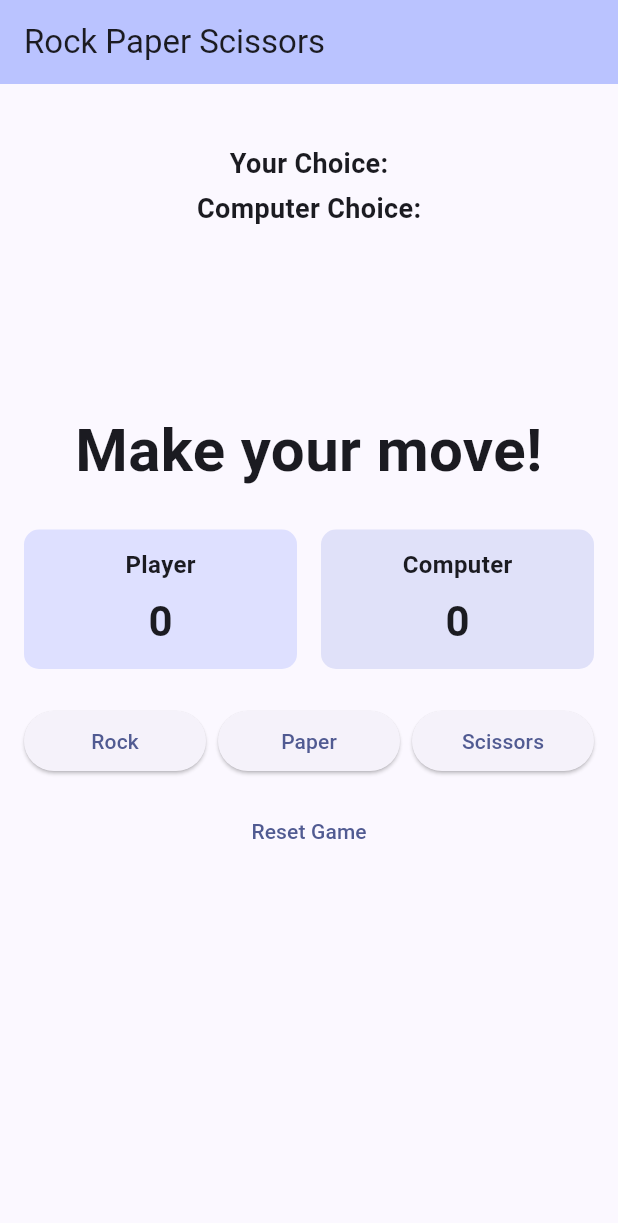
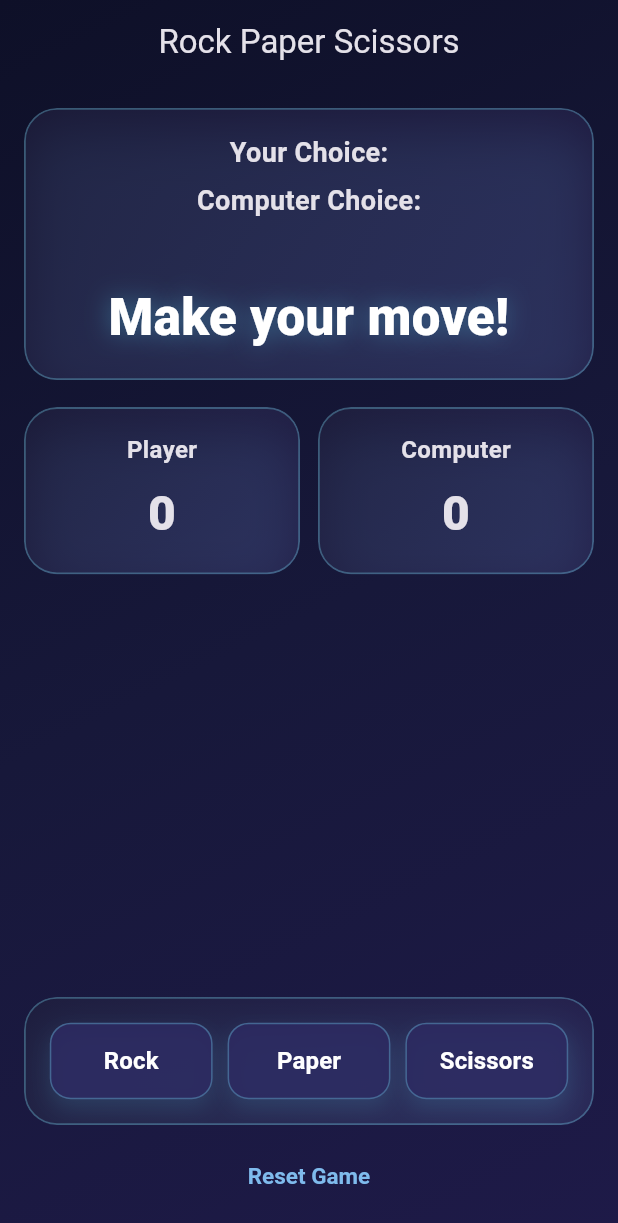
Before and after one commit to tiaraeshwara/mini_flutter_game, a Flutter app: the screen it shows after launch, on a phone screen of 412 x 824 dp. Shown: the top 1223 px of the screen. Run offline on Flutter 3.47's test engine with Material 3 defaults, Android fonts, the phone set to English and light mode, and no system bars.

Commit message:
added styles

```diff
--- a/lib/main.dart
+++ b/lib/main.dart
@@ -1,4 +1,5 @@
 import 'package:flutter/material.dart';
+import 'dart:ui';
 import 'dart:math';
 
 void main() {
@@ -13,7 +14,10 @@ class MyApp extends StatelessWidget {
     return MaterialApp(
       title: 'Rock Paper Scissors',
       theme: ThemeData(
-        colorScheme: ColorScheme.fromSeed(seedColor: Colors.indigo),
+        colorScheme: ColorScheme.fromSeed(
+          seedColor: const Color(0xFF5B5BFF),
+          brightness: Brightness.dark,
+        ),
       ),
       home: const RockPaperScissorsPage(),
     );
@@ -30,10 +34,12 @@ class RockPaperScissorsPage extends StatefulWidget {
 class _RockPaperScissorsPageState extends State<RockPaperScissorsPage> {
   final List<String> _choices = ['Rock', 'Paper', 'Scissors'];
   final Random _random = Random();
+  final Set<String> _hoveredMoves = <String>{};
 
   String _userChoice = '-';
   String _computerChoice = '-';
   String _resultMessage = 'Make your move!';
+  bool _isResetHovered = false;
 
   int _playerScore = 0;
   int _computerScore = 0;
@@ -75,22 +81,160 @@ class _RockPaperScissorsPageState extends State<RockPaperScissorsPage> {
     });
   }
 
+  Widget _glassCard({
+    required Widget child,
+    EdgeInsetsGeometry padding = const EdgeInsets.all(16),
+  }) {
+    final ColorScheme colors = Theme.of(context).colorScheme;
+    return ClipRRect(
+      borderRadius: BorderRadius.circular(22),
+      child: BackdropFilter(
+        filter: ImageFilter.blur(sigmaX: 18, sigmaY: 18),
+        child: Container(
+          padding: padding,
+          decoration: BoxDecoration(
+            borderRadius: BorderRadius.circular(22),
+            border: Border.all(
+              color: const Color(0xFF7EE7FF).withValues(alpha: 0.30),
+              width: 1.2,
+            ),
+            gradient: LinearGradient(
+              begin: Alignment.topLeft,
+              end: Alignment.bottomRight,
+              colors: [
+                const Color(0xFF1E1C3A).withValues(alpha: 0.72),
+                const Color(0xFF2A2250).withValues(alpha: 0.52),
+              ],
+            ),
+            boxShadow: [
+              BoxShadow(
+                color: const Color(0xFF46DFFF).withValues(alpha: 0.18),
+                blurRadius: 28,
+                offset: const Offset(0, 12),
+              ),
+              BoxShadow(
+                color: const Color(0xFFB78BFF).withValues(alpha: 0.10),
+                blurRadius: 32,
+                offset: const Offset(0, 18),
+              ),
+            ],
+          ),
+          child: child,
+        ),
+      ),
+    );
+  }
+
+  Widget _moveButton(String label) {
+    final bool isHovered = _hoveredMoves.contains(label);
+
+    return Expanded(
+      child: MouseRegion(
+        onEnter: (_) {
+          setState(() {
+            _hoveredMoves.add(label);
+          });
+        },
+        onExit: (_) {
+          setState(() {
+            _hoveredMoves.remove(label);
+          });
+        },
+        child: AnimatedScale(
+          duration: const Duration(milliseconds: 180),
+          curve: Curves.easeOut,
+          scale: isHovered ? 1.04 : 1,
+          child: AnimatedContainer(
+            duration: const Duration(milliseconds: 180),
+            curve: Curves.easeOut,
+            decoration: BoxDecoration(
+              borderRadius: BorderRadius.circular(14),
+              boxShadow: [
+                BoxShadow(
+                  color: const Color(
+                    0xFF63E8FF,
+                  ).withValues(alpha: isHovered ? 0.28 : 0.10),
+                  blurRadius: isHovered ? 22 : 10,
+                  spreadRadius: isHovered ? 1.2 : 0,
+                  offset: const Offset(0, 6),
+                ),
+              ],
+            ),
+            child: ElevatedButton(
+              onPressed: () => _playRound(label),
+              style: ElevatedButton.styleFrom(
+                foregroundColor: Colors.white,
+                backgroundColor: isHovered
+                    ? const Color(0xFF35307A).withValues(alpha: 0.94)
+                    : const Color(0xFF2C2960).withValues(alpha: 0.88),
+                padding: const EdgeInsets.symmetric(vertical: 14),
+                elevation: 0,
+                shape: RoundedRectangleBorder(
+                  borderRadius: BorderRadius.circular(14),
+                  side: BorderSide(
+                    color: const Color(
+                      0xFF79E7FF,
+                    ).withValues(alpha: isHovered ? 0.60 : 0.32),
+                  ),
+                ),
+              ),
+              child: Text(
+                label,
+                style: TextStyle(
+                  fontSize: 16,
+                  fontWeight: FontWeight.w700,
+                  shadows: isHovered
+                      ? [
+                          Shadow(
+                            color: const Color(
+                              0xFF77E9FF,
+                            ).withValues(alpha: 0.55),
+                            blurRadius: 14,
+                          ),
+                        ]
+                      : null,
+                ),
+              ),
+            ),
+          ),
+        ),
+      ),
+    );
+  }
+
   @override
   Widget build(BuildContext context) {
+    final ColorScheme colors = Theme.of(context).colorScheme;
+
     return Scaffold(
+      extendBodyBehindAppBar: true,
       appBar: AppBar(
-        backgroundColor: Theme.of(context).colorScheme.inversePrimary,
+        backgroundColor: Colors.transparent,
+        elevation: 0,
+        centerTitle: true,
         title: const Text('Rock Paper Scissors'),
       ),
-      body: Padding(
+      body: Container(
+        decoration: BoxDecoration(
+          gradient: LinearGradient(
+            begin: Alignment.topLeft,
+            end: Alignment.bottomRight,
+            colors: [
+              const Color(0xFF0E1028),
+              const Color(0xFF17183A),
+              const Color(0xFF1E1A48),
+            ],
+          ),
+        ),
+        child: SafeArea(
+          child: Padding(
             padding: const EdgeInsets.all(16),
             child: Column(
               crossAxisAlignment: CrossAxisAlignment.stretch,
               children: [
-            Center(
+                _glassCard(
                   child: Column(
                     children: [
-                  const SizedBox(height: 24),
                       Text(
                         'Your Choice:${_userChoice == '-' ? '' : ' $_userChoice'}',
                         style: const TextStyle(
@@ -98,7 +242,7 @@ class _RockPaperScissorsPageState extends State<RockPaperScissorsPage> {
                           fontWeight: FontWeight.w600,
                         ),
                       ),
-                  const SizedBox(height: 4),
+                      const SizedBox(height: 6),
                       Text(
                         'Computer Choice:${_computerChoice == '-' ? '' : ' $_computerChoice'}',
                         style: const TextStyle(
@@ -106,30 +250,33 @@ class _RockPaperScissorsPageState extends State<RockPaperScissorsPage> {
                           fontWeight: FontWeight.w600,
                         ),
                       ),
-                  const SizedBox(height: 120),
+                      const SizedBox(height: 40),
                       Text(
                         _resultMessage,
                         textAlign: TextAlign.center,
-                    style: const TextStyle(
-                      fontSize: 40,
-                      fontWeight: FontWeight.bold,
+                        style: TextStyle(
+                          fontSize: 34,
+                          fontWeight: FontWeight.w800,
+                          color: Colors.white,
+                          shadows: [
+                            Shadow(
+                              color: const Color(
+                                0xFF5DE4FF,
+                              ).withValues(alpha: 0.35),
+                              blurRadius: 20,
+                            ),
+                          ],
                         ),
                       ),
                     ],
                   ),
                 ),
-            const SizedBox(height: 24),
+                const SizedBox(height: 18),
                 Row(
-              mainAxisAlignment: MainAxisAlignment.spaceEvenly,
                   children: [
                     Expanded(
-                  child: Container(
-                    padding: const EdgeInsets.all(12),
-                    margin: const EdgeInsets.only(right: 8),
-                    decoration: BoxDecoration(
-                      color: Theme.of(context).colorScheme.primaryContainer,
-                      borderRadius: BorderRadius.circular(10),
-                    ),
+                      child: _glassCard(
+                        padding: const EdgeInsets.symmetric(vertical: 16),
                         child: Column(
                           children: [
                             const Text(
@@ -139,26 +286,22 @@ class _RockPaperScissorsPageState extends State<RockPaperScissorsPage> {
                                 fontWeight: FontWeight.w600,
                               ),
                             ),
-                        const SizedBox(height: 6),
+                            const SizedBox(height: 8),
                             Text(
                               '$_playerScore',
                               style: const TextStyle(
-                            fontSize: 28,
-                            fontWeight: FontWeight.bold,
+                                fontSize: 32,
+                                fontWeight: FontWeight.w800,
                               ),
                             ),
                           ],
                         ),
                       ),
                     ),
+                    const SizedBox(width: 12),
                     Expanded(
-                  child: Container(
-                    padding: const EdgeInsets.all(12),
-                    margin: const EdgeInsets.only(left: 8),
-                    decoration: BoxDecoration(
-                      color: Theme.of(context).colorScheme.secondaryContainer,
-                      borderRadius: BorderRadius.circular(10),
-                    ),
+                      child: _glassCard(
+                        padding: const EdgeInsets.symmetric(vertical: 16),
                         child: Column(
                           children: [
                             const Text(
@@ -168,12 +311,12 @@ class _RockPaperScissorsPageState extends State<RockPaperScissorsPage> {
                                 fontWeight: FontWeight.w600,
                               ),
                             ),
-                        const SizedBox(height: 6),
+                            const SizedBox(height: 8),
                             Text(
                               '$_computerScore',
                               style: const TextStyle(
-                            fontSize: 28,
-                            fontWeight: FontWeight.bold,
+                                fontSize: 32,
+                                fontWeight: FontWeight.w800,
                               ),
                             ),
                           ],
@@ -182,34 +325,62 @@ class _RockPaperScissorsPageState extends State<RockPaperScissorsPage> {
                     ),
                   ],
                 ),
-            const SizedBox(height: 24),
-            Row(
+                const Spacer(),
+                _glassCard(
+                  child: Row(
                     children: [
-                Expanded(
-                  child: ElevatedButton(
-                    onPressed: () => _playRound('Rock'),
-                    child: const Text('Rock'),
+                      _moveButton('Rock'),
+                      const SizedBox(width: 10),
+                      _moveButton('Paper'),
+                      const SizedBox(width: 10),
+                      _moveButton('Scissors'),
+                    ],
                   ),
                 ),
-                const SizedBox(width: 8),
-                Expanded(
-                  child: ElevatedButton(
-                    onPressed: () => _playRound('Paper'),
-                    child: const Text('Paper'),
+                const SizedBox(height: 10),
+                MouseRegion(
+                  onEnter: (_) {
+                    setState(() {
+                      _isResetHovered = true;
+                    });
+                  },
+                  onExit: (_) {
+                    setState(() {
+                      _isResetHovered = false;
+                    });
+                  },
+                  child: AnimatedScale(
+                    duration: const Duration(milliseconds: 180),
+                    curve: Curves.easeOut,
+                    scale: _isResetHovered ? 1.05 : 1,
+                    child: TextButton(
+                      onPressed: _resetGame,
+                      style: TextButton.styleFrom(
+                        foregroundColor: _isResetHovered
+                            ? const Color(0xFFC9F6FF)
+                            : const Color(0xFF7FBBED),
+                        textStyle: TextStyle(
+                          fontSize: _isResetHovered ? 16 : 15,
+                          fontWeight: FontWeight.w700,
+                          shadows: _isResetHovered
+                              ? [
+                                  Shadow(
+                                    color: const Color(
+                                      0xFF5DE4FF,
+                                    ).withValues(alpha: 0.40),
+                                    blurRadius: 16,
+                                  ),
+                                ]
+                              : null,
                         ),
                       ),
-                const SizedBox(width: 8),
-                Expanded(
-                  child: ElevatedButton(
-                    onPressed: () => _playRound('Scissors'),
-                    child: const Text('Scissors'),
+                      child: const Text('Reset Game'),
+                    ),
                   ),
                 ),
               ],
             ),
-            const SizedBox(height: 12),
-            TextButton(onPressed: _resetGame, child: const Text('Reset Game')),
-          ],
+          ),
         ),
       ),
     );
```
Lines whose indentation alone changed are shown as unchanged.
